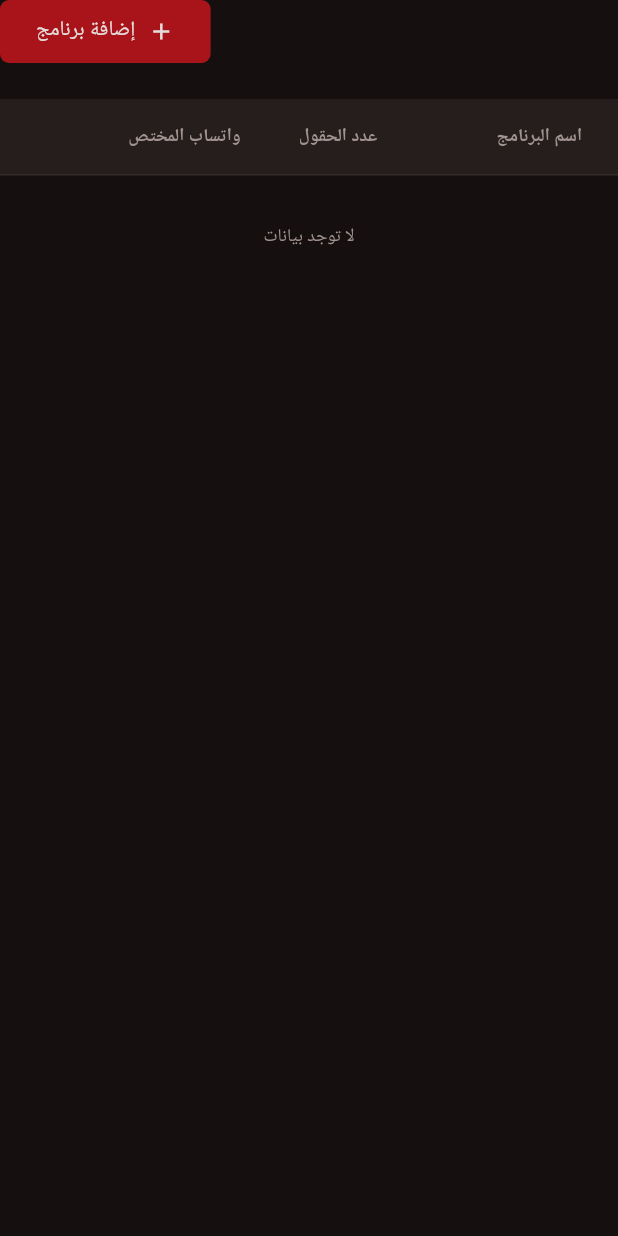
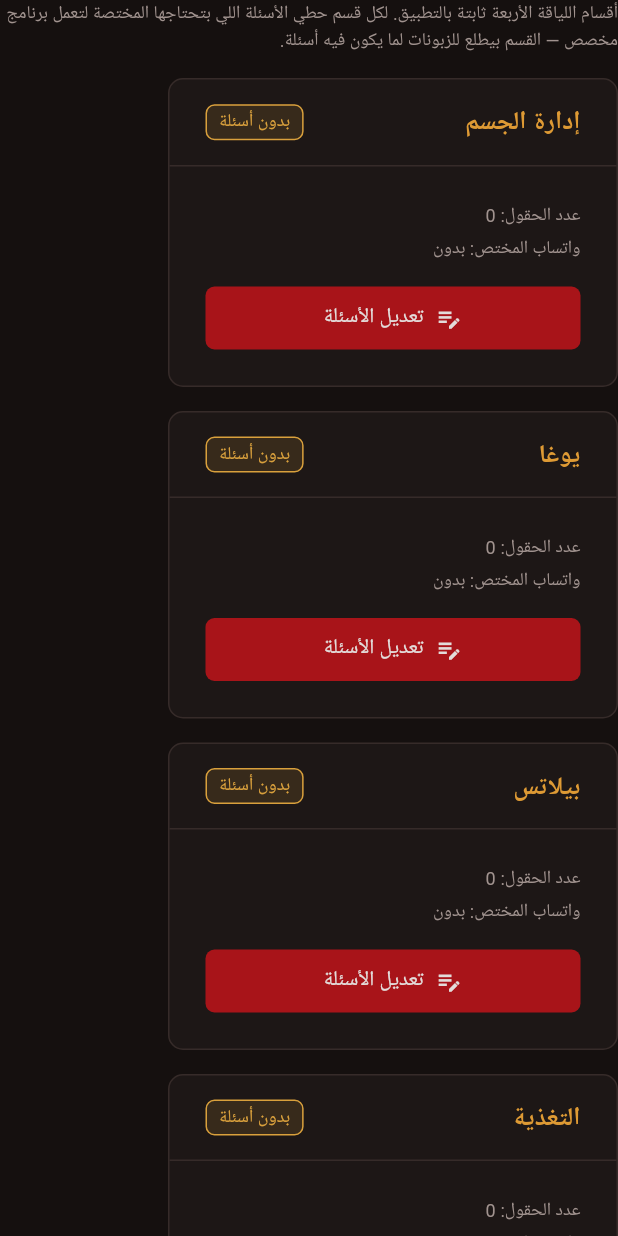
Before and after one commit to NibrasShalabi/MHN_ADMIN, a Flutter app: the _ProgramsView widget shown alone on an empty page, opened directly, on a phone screen of 412 x 824 dp. Run offline on Flutter 3.47's test engine with Material 3 defaults, Android fonts, the phone set to English and light mode, and no system bars; our stand-ins replace cloud_firestore, equatable, firebase_auth, firebase_core, fl_chart, flutter_bloc and 1 more; missing offline and left inert: file_selector; accounts and stored records are empty; generated files the repository leaves out were written again; Roboto replaces fonts that are missing (Tajawal).

Commit message:
feat(fitness): four fixed sections with their own questions; every products list shows only its section
- Programs tab: body management, yoga, pilates, nutrition — always
  there, edited in place under the ids the app expects (hp1, yoga,
  pilates, nutrition). Programs saved under other ids are listed as
  legacy to delete.
- Products: fitness lists fitness categories only, the store excludes
  fitness, loyalty stays points gifts.

Co-Authored-By: Claude Opus 5.5 <noreply@anthropic.com>
Claude-Session: https://claude.ai/code/session_018L94sWZvi61DLdVmYaoeBK

```diff
--- a/lib/core/constants/admin_strings.dart
+++ b/lib/core/constants/admin_strings.dart
@@ -508,4 +508,13 @@ class AdminStrings {
   static const String specialistWhatsappHint =
       'الرقم اللي بيتواصل عليه الزبائن من صفحة المستحضرات ومن زر «استشيري المختصة» على المنتجات اللي بدها استشارة. مع رمز الدولة، بدون صفر بالأول.';
   static const String specialistWhatsappInvalid = 'رقم غير صحيح — مثال: 963912345678';
+
+  // ===== Fitness sections =====
+  static const String fitnessSectionsHint =
+      'أقسام اللياقة الأربعة ثابتة بالتطبيق. لكل قسم حطي الأسئلة اللي بتحتاجها المختصة لتعمل برنامج مخصص — القسم بيطلع للزبونات لما يكون فيه أسئلة.';
+  static const String sectionLive = 'ظاهر';
+  static const String sectionNoQuestions = 'بدون أسئلة';
+  static const String editQuestions = 'تعديل الأسئلة';
+  static const String legacyPrograms = 'برامج قديمة';
+  static const String legacyProgramsHint = 'انعملت قبل تثبيت الأقسام الأربعة وما بتطلع بالتطبيق — احذفيها.';
 }
--- a/lib/features/fitness/data/repository/fitness_repository.dart
+++ b/lib/features/fitness/data/repository/fitness_repository.dart
@@ -3,8 +3,8 @@ import '../../domain/entities/health_program.dart';
 
 abstract class FitnessRepository {
   Future<List<HealthProgram>> getPrograms();
-  Future<void> addProgram(HealthProgram program);
-  Future<void> updateProgram(HealthProgram program);
+  /// Creates or replaces the program under its (fixed) id.
+  Future<void> saveProgram(HealthProgram program, {required int order});
   Future<void> deleteProgram(String id);
 
   /// Newest first, the latest [FirebaseAdminFitnessRepository.pageSize].
--- /dev/null
+++ b/lib/features/fitness/domain/entities/fitness_section.dart
@@ -0,0 +1,19 @@
+import 'health_program.dart';
+
+/// The four programs the app is built around. Their ids are fixed — the
+/// app's fitness pyramid places each one by id — so the admin edits them
+/// rather than creating new ones.
+enum FitnessSection {
+  bodyManagement('hp1', 'إدارة الجسم'),
+  yoga('yoga', 'يوغا'),
+  pilates('pilates', 'بيلاتس'),
+  nutrition('nutrition', 'التغذية');
+
+  final String id;
+  final String defaultTitle;
+  const FitnessSection(this.id, this.defaultTitle);
+
+  static FitnessSection? byId(String id) => values.where((s) => s.id == id).firstOrNull;
+
+  HealthProgram get empty => HealthProgram(id: id, title: defaultTitle);
+}
--- a/lib/features/fitness/presentation/cubits/programs_cubit.dart
+++ b/lib/features/fitness/presentation/cubits/programs_cubit.dart
@@ -1,6 +1,6 @@
 import '../../../../core/bloc/safe_cubit.dart';
-
 import '../../data/repository/fitness_repository.dart';
+import '../../domain/entities/fitness_section.dart';
 import '../../domain/entities/health_program.dart';
 import 'programs_state.dart';
 
@@ -9,28 +9,36 @@ class ProgramsCubit extends SafeCubit<ProgramsState> {
 
   ProgramsCubit(this._repository) : super(const ProgramsState());
 
+  /// Always the four sections (saved or still empty), then anything saved
+  /// under another id — older programs the app no longer shows.
   Future<void> loadPrograms() async {
     emit(state.copyWith(status: ProgramsStatus.loading));
     try {
-      final programs = await _repository.getPrograms();
-      emit(state.copyWith(status: ProgramsStatus.loaded, programs: programs));
+      final saved = {for (final p in await _repository.getPrograms()) p.id: p};
+      emit(state.copyWith(status: ProgramsStatus.loaded, programs: [
+        for (final s in FitnessSection.values) saved.remove(s.id) ?? s.empty,
+        ...saved.values,
+      ]));
     } catch (e) {
       emit(state.copyWith(status: ProgramsStatus.error, errorMessage: e.toString()));
     }
   }
 
-  Future<void> addProgram(HealthProgram program) async {
-    await _repository.addProgram(program);
-    await loadPrograms();
-  }
-
-  Future<void> updateProgram(HealthProgram program) async {
-    await _repository.updateProgram(program);
-    await loadPrograms();
+  Future<void> saveProgram(HealthProgram program) async {
+    try {
+      await _repository.saveProgram(program, order: FitnessSection.byId(program.id)?.index ?? 99);
+      await loadPrograms();
+    } catch (e) {
+      emit(state.copyWith(errorMessage: e.toString()));
+    }
   }
 
   Future<void> deleteProgram(String id) async {
-    await _repository.deleteProgram(id);
-    await loadPrograms();
+    try {
+      await _repository.deleteProgram(id);
+      await loadPrograms();
+    } catch (e) {
+      emit(state.copyWith(errorMessage: e.toString()));
+    }
   }
 }
--- a/lib/features/fitness/presentation/pages/programs_page.dart
+++ b/lib/features/fitness/presentation/pages/programs_page.dart
@@ -7,13 +7,19 @@ import '../../../../core/constants/admin_strings.dart';
 import '../../../../core/theme/admin_colors.dart';
 import '../../../../core/theme/admin_text_styles.dart';
 import '../../../../core/widgets/admin_button.dart';
-import '../../../../core/widgets/admin_data_table.dart';
+import '../../../../core/widgets/admin_card.dart';
+import '../../../../core/widgets/admin_confirm_dialog.dart';
+import '../../../../core/widgets/admin_status_chip.dart';
 import '../../data/repository/fitness_repository.dart';
+import '../../domain/entities/fitness_section.dart';
 import '../../domain/entities/health_program.dart';
 import '../cubits/programs_cubit.dart';
 import '../cubits/programs_state.dart';
 import 'program_form_page.dart';
 
+/// The four sections, each with the questions the specialist asks before
+/// building a personal plan. Programs saved under other ids (made before
+/// the sections were fixed) are listed below so they can be removed.
 class ProgramsPage extends StatelessWidget {
   const ProgramsPage({super.key});
 
@@ -29,72 +35,23 @@ class ProgramsPage extends StatelessWidget {
 class _ProgramsView extends StatelessWidget {
   const _ProgramsView();
 
-  void _openForm(BuildContext context, ProgramsCubit cubit, {HealthProgram? program}) {
+  void _edit(BuildContext context, HealthProgram program) {
+    final cubit = context.read<ProgramsCubit>();
     Navigator.of(context).push(
       MaterialPageRoute(builder: (_) => BlocProvider.value(value: cubit, child: ProgramFormPage(program: program))),
     );
   }
 
-  void _confirmDelete(BuildContext context, ProgramsCubit cubit, HealthProgram program) {
-    showDialog(
-      context: context,
-      builder: (dialogContext) => Dialog(
-        backgroundColor: AdminColors.surface,
-        child: Padding(
-          padding: const EdgeInsets.all(AdminConstants.spacingLg),
-          child: Column(
-            mainAxisSize: MainAxisSize.min,
-            children: [
-              Text(AdminStrings.deleteConfirm, style: AdminTextStyles.body),
-              const SizedBox(height: AdminConstants.spacingLg),
-              Row(
-                children: [
-                  Expanded(
-                    child: AdminButton(
-                      label: AdminStrings.delete,
-                      kind: AdminButtonKind.danger,
-                      onPressed: () {
-                        cubit.deleteProgram(program.id);
-                        Navigator.of(dialogContext).pop();
-                      },
-                    ),
-                  ),
-                  const SizedBox(width: AdminConstants.spacingSm),
-                  Expanded(
-                    child: AdminButton(
-                      label: AdminStrings.cancel,
-                      kind: AdminButtonKind.secondary,
-                      onPressed: () => Navigator.of(dialogContext).pop(),
-                    ),
-                  ),
-                ],
-              ),
-            ],
-          ),
-        ),
-      ),
-    );
+  Future<void> _delete(BuildContext context, HealthProgram program) async {
+    final cubit = context.read<ProgramsCubit>();
+    if (await showAdminConfirm(context, title: AdminStrings.delete, message: AdminStrings.deleteConfirm)) {
+      await cubit.deleteProgram(program.id);
+    }
   }
 
   @override
   Widget build(BuildContext context) {
-    return Column(
-      crossAxisAlignment: CrossAxisAlignment.stretch,
-      children: [
-        Row(
-          mainAxisAlignment: MainAxisAlignment.end,
-          children: [
-            Builder(
-              builder: (context) => AdminButton(
-                label: AdminStrings.addProgram,
-                icon: Icons.add,
-                onPressed: () => _openForm(context, context.read<ProgramsCubit>()),
-              ),
-            ),
-          ],
-        ),
-        const SizedBox(height: AdminConstants.spacingLg),
-        BlocBuilder<ProgramsCubit, ProgramsState>(
+    return BlocBuilder<ProgramsCubit, ProgramsState>(
       builder: (context, state) {
         if (state.status == ProgramsStatus.loading || state.status == ProgramsStatus.initial) {
           return const Padding(
@@ -106,36 +63,83 @@ class _ProgramsView extends StatelessWidget {
           return Center(child: Text(state.errorMessage ?? AdminStrings.somethingWentWrong));
         }
 
-            final programs = state.programs;
-            final cubit = context.read<ProgramsCubit>();
+        final sections = state.programs.where((p) => FitnessSection.byId(p.id) != null).toList();
+        final legacy = state.programs.where((p) => FitnessSection.byId(p.id) == null).toList();
 
-            return AdminDataTable(
-              emptyMessage: AdminStrings.noData,
-              rowCount: programs.length,
-              columns: const [
-                AdminColumn(AdminStrings.programTitle, flex: 3),
-                AdminColumn(AdminStrings.fieldsCount, flex: 2),
-                AdminColumn(AdminStrings.coachWhatsapp, flex: 2),
-                AdminColumn('', flex: 1),
+        return Column(
+          crossAxisAlignment: CrossAxisAlignment.stretch,
+          children: [
+            Text(AdminStrings.fitnessSectionsHint, style: AdminTextStyles.caption),
+            const SizedBox(height: AdminConstants.spacingMd),
+            Wrap(
+              spacing: AdminConstants.spacingMd,
+              runSpacing: AdminConstants.spacingMd,
+              children: [
+                for (final p in sections)
+                  SizedBox(width: 300, child: _SectionCard(program: p, onEdit: () => _edit(context, p))),
               ],
-              cellsBuilder: (index) {
-                final program = programs[index];
-                return [
-                  Text(program.title, style: AdminTextStyles.caption),
-                  Text('${program.fields.length}', style: AdminTextStyles.caption),
-                  Text(program.coachWhatsappUrl.isEmpty ? AdminStrings.none : program.coachWhatsappUrl,
-                      style: AdminTextStyles.caption, overflow: TextOverflow.ellipsis),
+            ),
+            if (legacy.isNotEmpty) ...[
+              const SizedBox(height: AdminConstants.spacingXl),
+              AdminCard(
+                title: AdminStrings.legacyPrograms,
+                child: Column(
+                  crossAxisAlignment: CrossAxisAlignment.stretch,
+                  children: [
+                    Text(AdminStrings.legacyProgramsHint, style: AdminTextStyles.caption),
+                    const SizedBox(height: AdminConstants.spacingSm),
+                    for (final p in legacy)
+                      Row(
+                        children: [
+                          Expanded(child: Text(p.title, style: AdminTextStyles.body)),
                           IconButton(
                             icon: const Icon(Icons.delete_outline, size: 18, color: AdminColors.danger),
-                    onPressed: () => _confirmDelete(context, cubit, program),
+                            onPressed: () => _delete(context, p),
                           ),
-                ];
-              },
-              onRowTap: (index) => _openForm(context, cubit, program: programs[index]),
+                        ],
+                      ),
+                  ],
+                ),
+              ),
+            ],
+          ],
         );
       },
-        ),
-      ],
     );
   }
 }
+
+class _SectionCard extends StatelessWidget {
+  final HealthProgram program;
+  final VoidCallback onEdit;
+
+  const _SectionCard({required this.program, required this.onEdit});
+
+  @override
+  Widget build(BuildContext context) {
+    final ready = program.fields.isNotEmpty;
+    return AdminCard(
+      title: program.title,
+      actions: [
+        AdminStatusChip(
+          label: ready ? AdminStrings.sectionLive : AdminStrings.sectionNoQuestions,
+          color: ready ? AdminColors.success : AdminColors.warning,
+        ),
+      ],
+      child: Column(
+        crossAxisAlignment: CrossAxisAlignment.stretch,
+        children: [
+          Text('${AdminStrings.fieldsCount}: ${program.fields.length}', style: AdminTextStyles.caption),
+          const SizedBox(height: AdminConstants.spacingXs),
+          Text(
+            '${AdminStrings.coachWhatsapp}: ${program.coachWhatsappUrl.isEmpty ? AdminStrings.none : program.coachWhatsappUrl}',
+            style: AdminTextStyles.caption,
+            overflow: TextOverflow.ellipsis,
+          ),
+          const SizedBox(height: AdminConstants.spacingMd),
+          AdminButton(label: AdminStrings.editQuestions, icon: Icons.edit_note, onPressed: onEdit),
+        ],
+      ),
+    );
+  }
+}
```
Also changed, not shown: lib/features/fitness/data/repository/firebase_admin_fitness_repository.dart (+2 -7 lines), lib/features/fitness/presentation/pages/program_form_page.dart (+12 -12 lines), lib/features/products/presentation/pages/products_page.dart (+14 -10 lines). Lines whose indentation alone changed are shown as unchanged.
